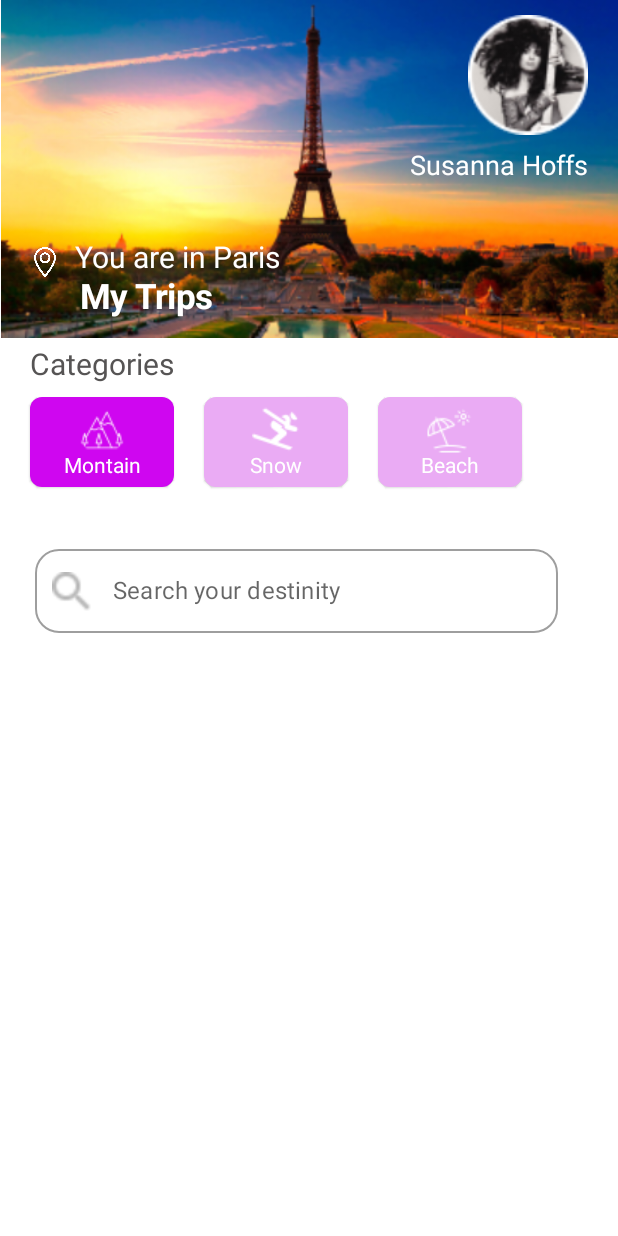
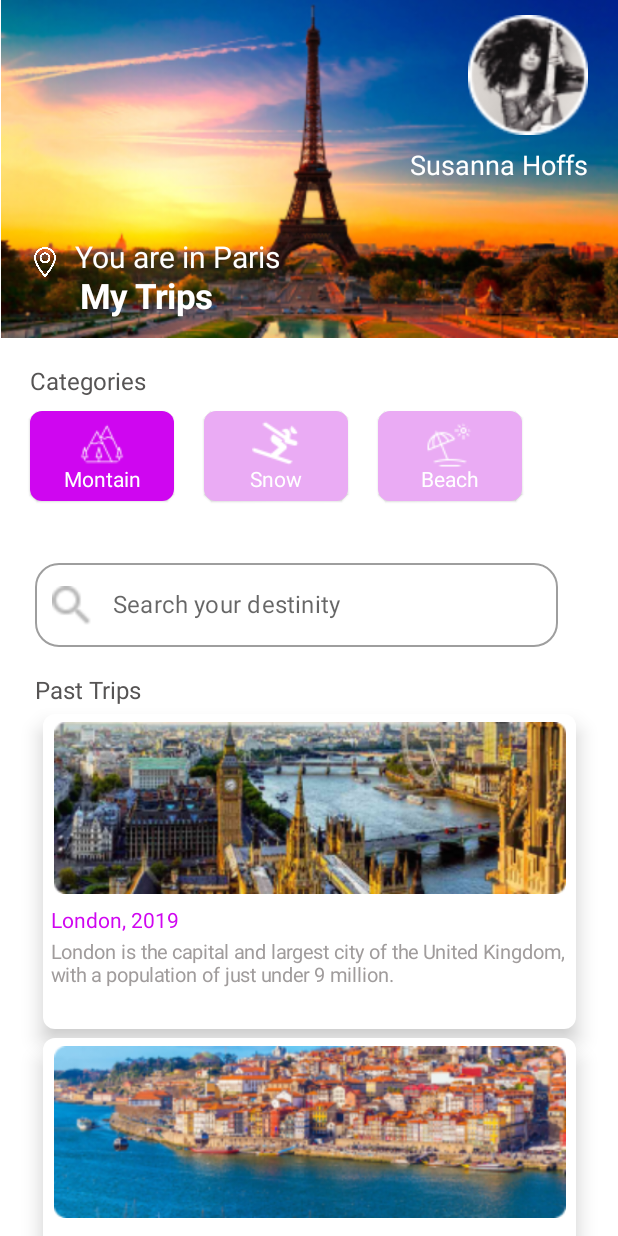
Before and after one commit to GustavoHenriqueProjects/ScreenLogin_Home, an Android app built with Jetpack Compose: the SignInActivity screen opened directly, with no data from a screen before it, on a phone screen of 412 x 824 dp. Run offline under Robolectric (Android 15) with nearby library versions, the phone set to English and light mode, and no system bars.

Commit message:
Finalido a tela MyTrips no dia 19/03/2023

```diff
--- a/app/src/main/java/com/example/interfacelogin/SignInActivity.kt
+++ b/app/src/main/java/com/example/interfacelogin/SignInActivity.kt
@@ -1,5 +1,6 @@
 package com.example.interfacelogin
 
+import android.media.midi.MidiOutputPort
 import android.os.Bundle
 import android.util.Log
 import androidx.activity.ComponentActivity
@@ -7,8 +8,10 @@ import androidx.activity.compose.setContent
 import androidx.compose.foundation.Image
 import androidx.compose.foundation.background
 import androidx.compose.foundation.layout.*
+import androidx.compose.foundation.rememberScrollState
 import androidx.compose.foundation.shape.RoundedCornerShape
 import androidx.compose.foundation.text.KeyboardOptions
+import androidx.compose.foundation.verticalScroll
 import androidx.compose.material.*
 import androidx.compose.runtime.*
 import androidx.compose.runtime.saveable.rememberSaveable
@@ -18,6 +21,7 @@ import androidx.compose.ui.graphics.Color
 import androidx.compose.ui.graphics.ColorFilter
 import androidx.compose.ui.graphics.graphicsLayer
 import androidx.compose.ui.graphics.vector.rememberVectorPainter
+import androidx.compose.ui.modifier.modifierLocalConsumer
 import androidx.compose.ui.res.painterResource
 import androidx.compose.ui.res.stringResource
 import androidx.compose.ui.text.font.FontWeight
@@ -41,18 +45,17 @@ class SignInActivity : ComponentActivity() {
 
 @Preview(showSystemUi = true)
 @Composable
-fun InterfaceSignIn(){
-    var search by rememberSaveable{
+fun InterfaceSignIn() {
+    var search by rememberSaveable {
         mutableStateOf("")
     }
 
     Surface(modifier = Modifier.fillMaxSize()) {
         Column(modifier = Modifier.fillMaxSize()) {
-            Column(modifier = Modifier.fillMaxWidth()) {
-                Box(modifier = Modifier.fillMaxWidth()){
+            Box(modifier = Modifier.fillMaxWidth()) {
                 Image(
                     painter = painterResource(id = R.drawable.background_image),
-                        contentDescription ="",
+                    contentDescription = "",
                     modifier = Modifier
                         .fillMaxWidth()
                         .size(225.dp)
@@ -69,13 +72,15 @@ fun InterfaceSignIn(){
                             .size(100.dp)
                             .padding(end = 20.dp)
                     )
-                        Text(text = stringResource(id = R.string.mytrips_user),
+                    Text(
+                        text = stringResource(id = R.string.mytrips_user),
                         fontSize = 18.sp,
                         modifier = Modifier.padding(end = 20.dp),
                         color = Color.White
                     )
                     Spacer(modifier = Modifier.height(33.dp))
-                        Column(modifier = Modifier
+                    Column(
+                        modifier = Modifier
                             .fillMaxWidth()
                     ) {
                         Row(modifier = Modifier.fillMaxWidth()) {
@@ -94,7 +99,8 @@ fun InterfaceSignIn(){
                                 color = Color.White
                             )
                         }
-                            Text(text = stringResource(id = R.string.mytrips),
+                        Text(
+                            text = stringResource(id = R.string.mytrips),
                             modifier = Modifier.padding(start = 53.dp),
                             fontSize = 23.sp,
                             color = Color.White,
@@ -102,13 +108,18 @@ fun InterfaceSignIn(){
                         )
 
                     }
+                }
+            }
             Column(modifier = Modifier.fillMaxWidth()) {
-                            Row(modifier = Modifier.fillMaxWidth(),
-                            horizontalArrangement = Arrangement.Start) {
-                            Text(text = stringResource(id = R.string.mytrips_categories),
+                Row(
+                    modifier = Modifier.fillMaxWidth(),
+                    horizontalArrangement = Arrangement.Start
+                ) {
+                    Text(
+                        text = stringResource(id = R.string.mytrips_categories),
                         modifier = Modifier.padding(top = 20.dp, start = 20.dp),
-                            fontSize = 20.sp,
-                                color = Color(86,84,84)
+                        fontSize = 16.sp,
+                        color = Color(86, 84, 84)
                     )
                 }
                 Row(modifier = Modifier.fillMaxWidth()) {
@@ -129,10 +140,13 @@ fun InterfaceSignIn(){
                         )
 
                     ) {
-                                    Column(modifier = Modifier.fillMaxWidth(),
+                        Column(
+                            modifier = Modifier.fillMaxWidth(),
                             verticalArrangement = Arrangement.Center,
-                                        horizontalAlignment = Alignment.CenterHorizontally) {
-                                        Image(painter = painterResource(id = R.drawable.montain),
+                            horizontalAlignment = Alignment.CenterHorizontally
+                        ) {
+                            Image(
+                                painter = painterResource(id = R.drawable.montain),
                                 contentDescription = "",
                                 modifier = Modifier.size(width = 32.dp, height = 32.dp)
                             )
@@ -162,10 +176,13 @@ fun InterfaceSignIn(){
                         )
 
                     ) {
-                                    Column(modifier = Modifier.fillMaxWidth(),
+                        Column(
+                            modifier = Modifier.fillMaxWidth(),
                             verticalArrangement = Arrangement.Center,
-                                        horizontalAlignment = Alignment.CenterHorizontally) {
-                                        Image(painter = painterResource(id = R.drawable.snow),
+                            horizontalAlignment = Alignment.CenterHorizontally
+                        ) {
+                            Image(
+                                painter = painterResource(id = R.drawable.snow),
                                 contentDescription = "",
                                 modifier = Modifier.size(width = 32.dp, height = 32.dp)
                             )
@@ -195,10 +212,13 @@ fun InterfaceSignIn(){
                         )
 
                     ) {
-                                    Column(modifier = Modifier.fillMaxWidth(),
+                        Column(
+                            modifier = Modifier.fillMaxWidth(),
                             verticalArrangement = Arrangement.Center,
-                                        horizontalAlignment = Alignment.CenterHorizontally) {
-                                        Image(painter = painterResource(id = R.drawable.beach),
+                            horizontalAlignment = Alignment.CenterHorizontally
+                        ) {
+                            Image(
+                                painter = painterResource(id = R.drawable.beach),
                                 contentDescription = "",
                                 modifier = Modifier.size(width = 32.dp, height = 32.dp)
                             )
@@ -239,9 +259,94 @@ fun InterfaceSignIn(){
                     },
                 )
             }
+            Column(modifier = Modifier.fillMaxWidth()) {
+                Spacer(modifier = Modifier.height(20.dp))
+                Row(
+                    modifier = Modifier.fillMaxWidth(),
+                    horizontalArrangement = Arrangement.Start
+                ) {
+                    Text(
+                        text = stringResource(id = R.string.mytrips_subtitle_post),
+                        modifier = Modifier.padding(start = 23.dp),
+                        fontSize = 16.sp,
+                        color = Color(86, 84, 84)
+                    )
+                }
+                Column(
+                    modifier = Modifier
+                        .fillMaxSize()
+                        .verticalScroll(rememberScrollState()),
+                    horizontalAlignment = Alignment.CenterHorizontally
+                ) {
+                    Spacer(modifier = Modifier.height(6.dp))
+                    Card(
+                        modifier = Modifier.size(width = 355.dp, height = 210.dp),
+                        shape = RoundedCornerShape(
+                            topStart = 8.dp,
+                            topEnd = 8.dp,
+                            bottomStart = 8.dp,
+                            bottomEnd = 8.dp
+                        ),
+                        elevation = 8.dp
+                    ) {
+                        Column(modifier = Modifier.fillMaxWidth()) {
+                            Image(
+                                painter = painterResource(id = R.drawable.trip_london),
+                                contentDescription = "",
+                                modifier = Modifier
+                                    .fillMaxWidth()
+                                    .height(120.dp)
+                                    .padding(start = 5.dp, top = 5.dp, end = 5.dp)
+                            )
+                            Text(text = stringResource(id = R.string.mytrips_post_trips_subtitle_London),
+                                modifier = Modifier.padding(start = 5.dp, top = 10.dp),
+                                fontSize = 14.sp,
+                                color = Color(207,6,240)
+                            )
+                            Spacer(modifier = Modifier.height(5.dp))
+                            Text(text = stringResource(id = R.string.mytrips_post_trips_text),
+                            modifier = Modifier.padding(start = 5.dp),
+                            fontSize = 13.sp,
+                            color = Color(160,156,156)
+                            )
+
+                        }
+                    }
+                    Spacer(modifier = Modifier.height(6.dp))
+                    Card(
+                        modifier = Modifier.size(width = 355.dp, height = 210.dp),
+                        shape = RoundedCornerShape(
+                            topStart = 8.dp,
+                            topEnd = 8.dp,
+                            bottomStart = 8.dp,
+                            bottomEnd = 8.dp
+                        ),
+                        elevation = 8.dp
+                    ) {
+                        Column(modifier = Modifier.fillMaxWidth()) {
+                            Image(
+                                painter = painterResource(id = R.drawable.trip_porto),
+                                contentDescription = "",
+                                modifier = Modifier
+                                    .fillMaxWidth()
+                                    .height(120.dp)
+                                    .padding(start = 5.dp, top = 5.dp, end = 5.dp)
+                            )
+                            Text(text = stringResource(id = R.string.mytrips_post_trips_subtitle_Porto),
+                                modifier = Modifier.padding(start = 5.dp, top = 10.dp),
+                                fontSize = 14.sp,
+                                color = Color(207,6,240)
+                            )
+                            Spacer(modifier = Modifier.height(5.dp))
+                            Text(text = stringResource(id = R.string.mytrips_post_trips_text),
+                                modifier = Modifier.padding(start = 5.dp),
+                                fontSize = 13.sp,
+                                color = Color(160,156,156)
+                            )
                         }
                     }
                 }
             }
         }
     }
+}
--- a/app/src/main/res/values/strings.xml
+++ b/app/src/main/res/values/strings.xml
@@ -27,5 +27,11 @@
     <string name="mytrips_title_snow">Snow</string>
     <string name="mytrips_title_beach">Beach</string>
     <string name="mytrips_search">Search your destinity</string>
+    <string name="mytrips_subtitle_post">Past Trips</string>
+    <string name="mytrips_post_trips_subtitle_London">London, 2019</string>
+    <string name="mytrips_post_trips_subtitle_Porto">Porto, 2019</string>
+    <string name="mytrips_post_trips_text">London is the capital and largest city of the United Kingdom, with a population of just under 9 million.</string>
+    <string name="mytrips_post_trips_text2">Porto is the second city in Portugal, the capital of the Oporto District, and one of the Iberian Peninsula`s major urban.</string>
+
 
 </resources>
```
Also changed, not shown: app/src/main/res/drawable/trip_london.png (added), app/src/main/res/drawable/trip_porto.png (added). Lines whose indentation alone changed are shown as unchanged.
